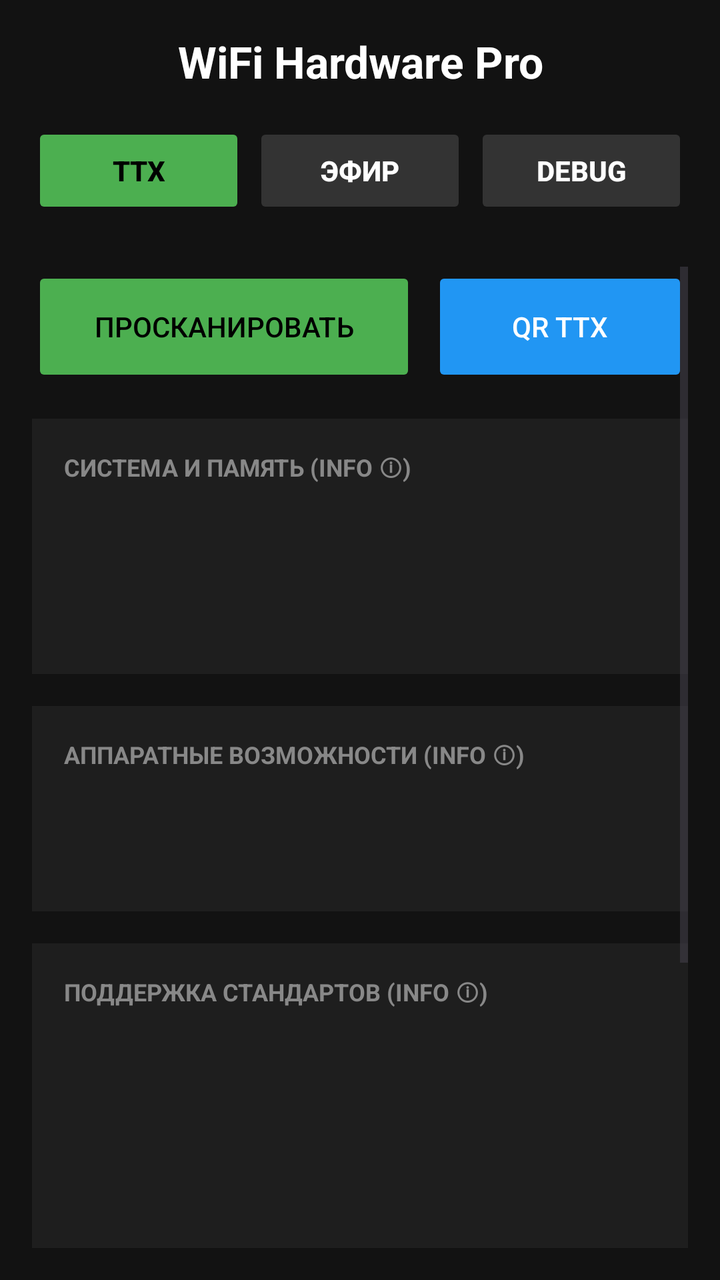
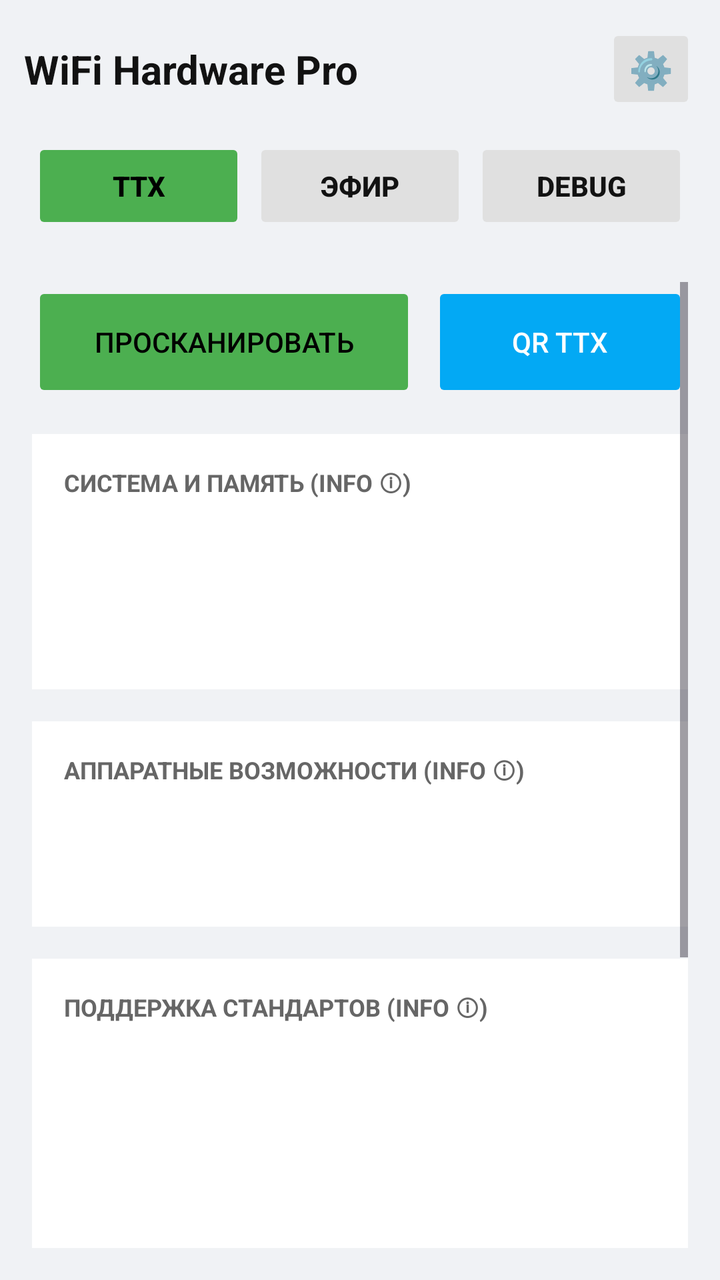

The first picture is an Android layout as it rendered before a commit; the second is the same layout after the commit. The layout source and the unified diff follow.
<!-- AndroidManifest.xml: application theme Theme.WifiChipReader -->
<!-- res/layout/activity_main.xml -->
<?xml version="1.0" encoding="utf-8"?>
<LinearLayout xmlns:android="http://schemas.android.com/apk/res/android"
    android:layout_width="match_parent"
    android:layout_height="match_parent"
    android:background="#121212"
    android:orientation="vertical">

    <TextView
        android:layout_width="match_parent"
        android:layout_height="wrap_content"
        android:text="WiFi Hardware Pro"
        android:textColor="#FFFFFF"
        android:textSize="22sp"
        android:textStyle="bold"
        android:gravity="center"
        android:padding="16dp" />

    <LinearLayout
        android:layout_width="match_parent"
        android:layout_height="wrap_content"
        android:orientation="horizontal"
        android:paddingHorizontal="16dp"
        android:layout_marginBottom="8dp"
        android:clipChildren="false"
        android:clipToPadding="false">

        <Button
            android:id="@+id/tabHardware"
            android:layout_width="0dp"
            android:layout_height="wrap_content"
            android:layout_weight="1"
            android:text="ТТХ"
            android:backgroundTint="#4CAF50"
            android:textColor="#000000"
            android:textStyle="bold"
            android:focusable="true"
            android:stateListAnimator="@null"
            android:layout_marginEnd="4dp"/>

        <Button
            android:id="@+id/tabScanner"
            android:layout_width="0dp"
            android:layout_height="wrap_content"
            android:layout_weight="1"
            android:text="ЭФИР"
            android:backgroundTint="#333333"
            android:textColor="#FFFFFF"
            android:textStyle="bold"
            android:focusable="true"
            android:stateListAnimator="@null"
            android:layout_marginEnd="4dp"/>

        <Button
            android:id="@+id/tabDebug"
            android:layout_width="0dp"
            android:layout_height="wrap_content"
            android:layout_weight="1"
            android:text="DEBUG"
            android:backgroundTint="#333333"
            android:textColor="#FFFFFF"
            android:textStyle="bold"
            android:focusable="true"
            android:stateListAnimator="@null"/>
    </LinearLayout>

    <FrameLayout
        android:layout_width="match_parent"
        android:layout_height="match_parent">

        
        <ScrollView
            android:id="@+id/layoutHardware"
            android:layout_width="match_parent"
            android:layout_height="match_parent"
            android:padding="16dp">

            <LinearLayout
                android:layout_width="match_parent"
                android:layout_height="wrap_content"
                android:orientation="vertical"
                android:clipChildren="false">

                
                <LinearLayout
                    android:layout_width="match_parent"
                    android:layout_height="wrap_content"
                    android:orientation="horizontal"
                    android:layout_marginBottom="16dp"
                    android:clipChildren="false">

                    <Button
                        android:id="@+id/btnAnalyze"
                        android:layout_width="0dp"
                        android:layout_weight="1.5"
                        android:layout_height="60dp"
                        android:text="Просканировать"
                        android:textColor="#000000"
                        android:backgroundTint="#4CAF50"
                        android:focusable="true"
                        android:stateListAnimator="@null"
                        android:layout_marginEnd="8dp" />

                    <Button
                        android:id="@+id/btnShowQR"
                        android:layout_width="0dp"
                        android:layout_weight="1"
                        android:layout_height="60dp"
                        android:text="QR ТТХ"
                        android:textColor="#FFFFFF"
                        android:backgroundTint="#2196F3"
                        android:focusable="true"
                        android:stateListAnimator="@null" />
                </LinearLayout>

                
                <LinearLayout
                    android:id="@+id/blockSystem"
                    android:layout_width="match_parent"
                    android:layout_height="wrap_content"
                    android:orientation="vertical"
                    android:background="#1E1E1E"
                    android:padding="16dp"
                    android:layout_marginBottom="16dp"
                    android:focusable="true"
                    android:clickable="true">
                    <TextView android:layout_width="wrap_content" android:layout_height="wrap_content" android:text="СИСТЕМА И ПАМЯТЬ (INFO ⓘ)" android:textColor="#888888" android:textSize="12sp" android:textStyle="bold" android:layout_marginBottom="10dp" />
                    <TextView android:id="@+id/tvDeviceModel" android:layout_width="match_parent" android:layout_height="wrap_content" android:textColor="#E0E0E0" android:layout_marginBottom="6dp" />
                    <TextView android:id="@+id/tvRam" android:layout_width="match_parent" android:layout_height="wrap_content" android:textColor="#E0E0E0" android:layout_marginBottom="6dp" />
                    <TextView android:id="@+id/tvRom" android:layout_width="match_parent" android:layout_height="wrap_content" android:textColor="#E0E0E0" />
                </LinearLayout>

                <LinearLayout
                    android:id="@+id/blockHardware"
                    android:layout_width="match_parent"
                    android:layout_height="wrap_content"
                    android:orientation="vertical"
                    android:background="#1E1E1E"
                    android:padding="16dp"
                    android:layout_marginBottom="16dp"
                    android:focusable="true"
                    android:clickable="true">
                    <TextView android:layout_width="wrap_content" android:layout_height="wrap_content" android:text="АППАРАТНЫЕ ВОЗМОЖНОСТИ (INFO ⓘ)" android:textColor="#888888" android:textSize="12sp" android:textStyle="bold" android:layout_marginBottom="10dp" />
                    <TextView android:id="@+id/tvBand5G" android:layout_width="match_parent" android:layout_height="wrap_content" android:textColor="#E0E0E0" android:layout_marginBottom="6dp" />
                    <TextView android:id="@+id/tvBand6G" android:layout_width="match_parent" android:layout_height="wrap_content" android:textColor="#E0E0E0" />
                </LinearLayout>

                <LinearLayout
                    android:id="@+id/blockStandards"
                    android:layout_width="match_parent"
                    android:layout_height="wrap_content"
                    android:orientation="vertical"
                    android:background="#1E1E1E"
                    android:padding="16dp"
                    android:layout_marginBottom="16dp"
                    android:focusable="true"
                    android:clickable="true">
                    <TextView android:layout_width="wrap_content" android:layout_height="wrap_content" android:text="ПОДДЕРЖКА СТАНДАРТОВ (INFO ⓘ)" android:textColor="#888888" android:textSize="12sp" android:textStyle="bold" android:layout_marginBottom="10dp" />
                    <TextView android:id="@+id/tvWifi1" android:layout_width="match_parent" android:layout_height="wrap_content" android:layout_marginBottom="6dp" />
                    <TextView android:id="@+id/tvWifi2" android:layout_width="match_parent" android:layout_height="wrap_content" android:layout_marginBottom="6dp" />
                    <TextView android:id="@+id/tvWifi3" android:layout_width="match_parent" android:layout_height="wrap_content" android:layout_marginBottom="6dp" />
                    <TextView android:id="@+id/tvWifi4" android:layout_width="match_parent" android:layout_height="wrap_content" android:layout_marginBottom="6dp" />
                    <TextView android:id="@+id/tvWifi5" android:layout_width="match_parent" android:layout_height="wrap_content" android:layout_marginBottom="6dp" />
                    <TextView android:id="@+id/tvWifi6" android:layout_width="match_parent" android:layout_height="wrap_content" android:layout_marginBottom="6dp" />
                    <TextView android:id="@+id/tvWifi7" android:layout_width="match_parent" android:layout_height="wrap_content" />
                </LinearLayout>

                <LinearLayout
                    android:id="@+id/blockConnection"
                    android:layout_width="match_parent"
                    android:layout_height="wrap_content"
                    android:orientation="vertical"
                    android:background="#1E1E1E"
                    android:padding="16dp"
                    android:layout_marginBottom="16dp"
                    android:focusable="true"
                    android:clickable="true">
                    <TextView android:layout_width="wrap_content" android:layout_height="wrap_content" android:text="ТЕКУЩЕЕ СОЕДИНЕНИЕ (INFO ⓘ)" android:textColor="#888888" android:textSize="12sp" android:textStyle="bold" android:layout_marginBottom="10dp" />

                    <ProgressBar
                        android:id="@+id/pbQuality"
                        style="?android:attr/progressBarStyleHorizontal"
                        android:layout_width="match_parent"
                        android:layout_height="8dp"
                        android:max="100"
                        android:progress="0"
                        android:progressTint="#4CAF50"
                        android:layout_marginBottom="8dp"/>

                    <TextView android:id="@+id/tvQualityScore" android:layout_width="match_parent" android:layout_height="wrap_content" android:text="Качество связи: Ожидание..." android:textColor="#E0E0E0" android:textStyle="bold" android:layout_marginBottom="10dp" />
                    <TextView android:id="@+id/tvConnectionDetails" android:layout_width="match_parent" android:layout_height="wrap_content" android:textColor="#AAAAAA" android:lineSpacingExtra="5dp" />

                    <com.example.wifichipreader.SignalGraphView
                        android:id="@+id/graphSignal"
                        android:layout_width="match_parent"
                        android:layout_height="80dp"
                        android:layout_marginTop="12dp"
                        android:visibility="gone" />

                </LinearLayout>
            </LinearLayout>
        </ScrollView>

        
        <ScrollView
            android:id="@+id/layoutScanner"
            android:layout_width="match_parent"
            android:layout_height="match_parent"
            android:visibility="gone"
            android:padding="16dp">

            <LinearLayout
                android:layout_width="match_parent"
                android:layout_height="wrap_content"
                android:orientation="vertical">

                <TextView
                    android:id="@+id/tvAutoScanIndicator"
                    android:layout_width="match_parent"
                    android:layout_height="wrap_content"
                    android:text="Автообновление эфира: каждые 8 сек..."
                    android:textColor="#03A9F4"
                    android:textSize="14sp"
                    android:textStyle="italic"
                    android:gravity="center"
                    android:layout_marginBottom="16dp"/>

                <LinearLayout
                    android:id="@+id/containerNetworks"
                    android:layout_width="match_parent"
                    android:layout_height="wrap_content"
                    android:orientation="vertical"/>

            </LinearLayout>
        </ScrollView>

        
        <ScrollView
            android:id="@+id/layoutDebug"
            android:layout_width="match_parent"
            android:layout_height="match_parent"
            android:visibility="gone"
            android:padding="16dp">

            <LinearLayout
                android:layout_width="match_parent"
                android:layout_height="wrap_content"
                android:orientation="vertical"
                android:clipChildren="false">

                <Button
                    android:id="@+id/btnExportReport"
                    android:layout_width="match_parent"
                    android:layout_height="60dp"
                    android:text="Экспорт полного отчета"
                    android:textColor="#FFFFFF"
                    android:backgroundTint="#673AB7"
                    android:focusable="true"
                    android:stateListAnimator="@null"
                    android:layout_marginBottom="16dp" />

                <TextView
                    android:layout_width="match_parent"
                    android:layout_height="wrap_content"
                    android:text="СЫРЫЕ СИСТЕМНЫЕ ДАННЫЕ"
                    android:textColor="#888888"
                    android:textSize="12sp"
                    android:textStyle="bold"
                    android:layout_marginBottom="8dp" />

                <TextView
                    android:id="@+id/tvDebugConsole"
                    android:layout_width="match_parent"
                    android:layout_height="wrap_content"
                    android:background="#000000"
                    android:padding="12dp"
                    android:textColor="#00FF00"
                    android:fontFamily="monospace"
                    android:textSize="10sp"
                    android:text="Сбор логов..." />
            </LinearLayout>
        </ScrollView>
    </FrameLayout>
</LinearLayout>
<!-- resources referenced by this layout -->
<resources>
  <style name="Theme.WifiChipReader" parent="Base.Theme.WifiChipReader" />
  <style name="Base.Theme.WifiChipReader" parent="Theme.Material3.DayNight.NoActionBar">
          
          
      </style>
</resources>

<!-- the commit's change to res/layout/activity_main.xml (unified diff, before → after) -->
@@ -2,18 +2,37 @@
 <LinearLayout xmlns:android="http://schemas.android.com/apk/res/android"
     android:layout_width="match_parent"
     android:layout_height="match_parent"
-    android:background="#121212"
+    android:background="@color/bg_main"
     android:orientation="vertical">
 
-    <TextView
+    <LinearLayout
         android:layout_width="match_parent"
         android:layout_height="wrap_content"
-        android:text="WiFi Hardware Pro"
-        android:textColor="#FFFFFF"
-        android:textSize="22sp"
-        android:textStyle="bold"
-        android:gravity="center"
-        android:padding="16dp" />
+        android:orientation="horizontal"
+        android:padding="12dp"
+        android:gravity="center_vertical">
+
+        <TextView
+            android:layout_width="0dp"
+            android:layout_height="wrap_content"
+            android:layout_weight="1"
+            android:text="@string/app_name"
+            android:textColor="@color/text_primary"
+            android:textSize="20sp"
+            android:textStyle="bold" />
+
+        <Button
+            android:id="@+id/btnSettings"
+            android:layout_width="45dp"
+            android:layout_height="45dp"
+            android:text="⚙️"
+            android:textSize="18sp"
+            android:padding="0dp"
+            android:backgroundTint="@color/btn_inactive"
+            android:textColor="@color/text_primary"
+            android:focusable="true"
+            android:stateListAnimator="@null"/>
+    </LinearLayout>
 
     <LinearLayout
         android:layout_width="match_parent"
@@ -29,8 +48,8 @@
             android:layout_width="0dp"
             android:layout_height="wrap_content"
             android:layout_weight="1"
-            android:text="ТТХ"
-            android:backgroundTint="#4CAF50"
+            android:text="@string/tab_ttx"
+            android:backgroundTint="@color/accent_green"
             android:textColor="#000000"
             android:textStyle="bold"
             android:focusable="true"
@@ -42,9 +61,9 @@
             android:layout_width="0dp"
             android:layout_height="wrap_content"
             android:layout_weight="1"
-            android:text="ЭФИР"
-            android:backgroundTint="#333333"
-            android:textColor="#FFFFFF"
+            android:text="@string/tab_scanner"
+            android:backgroundTint="@color/btn_inactive"
+            android:textColor="@color/text_primary"
             android:textStyle="bold"
             android:focusable="true"
             android:stateListAnimator="@null"
@@ -55,9 +74,9 @@
             android:layout_width="0dp"
             android:layout_height="wrap_content"
             android:layout_weight="1"
-            android:text="DEBUG"
-            android:backgroundTint="#333333"
-            android:textColor="#FFFFFF"
+            android:text="@string/tab_debug"
+            android:backgroundTint="@color/btn_inactive"
+            android:textColor="@color/text_primary"
             android:textStyle="bold"
             android:focusable="true"
             android:stateListAnimator="@null"/>
@@ -67,7 +86,6 @@
         android:layout_width="match_parent"
         android:layout_height="match_parent">
 
-        
         <ScrollView
             android:id="@+id/layoutHardware"
             android:layout_width="match_parent"
@@ -80,7 +98,6 @@
                 android:orientation="vertical"
                 android:clipChildren="false">
 
-                
                 <LinearLayout
                     android:layout_width="match_parent"
                     android:layout_height="wrap_content"
@@ -93,9 +110,9 @@
                         android:layout_width="0dp"
                         android:layout_weight="1.5"
                         android:layout_height="60dp"
-                        android:text="Просканировать"
+                        android:text="@string/btn_scan"
                         android:textColor="#000000"
-                        android:backgroundTint="#4CAF50"
+                        android:backgroundTint="@color/accent_green"
                         android:focusable="true"
                         android:stateListAnimator="@null"
                         android:layout_marginEnd="8dp" />
@@ -105,28 +122,27 @@
                         android:layout_width="0dp"
                         android:layout_weight="1"
                         android:layout_height="60dp"
-                        android:text="QR ТТХ"
+                        android:text="@string/btn_qr"
                         android:textColor="#FFFFFF"
-                        android:backgroundTint="#2196F3"
+                        android:backgroundTint="@color/accent_blue"
                         android:focusable="true"
                         android:stateListAnimator="@null" />
                 </LinearLayout>
 
-                
                 <LinearLayout
                     android:id="@+id/blockSystem"
                     android:layout_width="match_parent"
                     android:layout_height="wrap_content"
                     android:orientation="vertical"
-                    android:background="#1E1E1E"
-                    android:padding="16dp"
-                    android:layout_marginBottom="16dp"
-                    android:focusable="true"
-                    android:clickable="true">
-                    <TextView android:layout_width="wrap_content" android:layout_height="wrap_content" android:text="СИСТЕМА И ПАМЯТЬ (INFO ⓘ)" android:textColor="#888888" android:textSize="12sp" android:textStyle="bold" android:layout_marginBottom="10dp" />
-                    <TextView android:id="@+id/tvDeviceModel" android:layout_width="match_parent" android:layout_height="wrap_content" android:textColor="#E0E0E0" android:layout_marginBottom="6dp" />
-                    <TextView android:id="@+id/tvRam" android:layout_width="match_parent" android:layout_height="wrap_content" android:textColor="#E0E0E0" android:layout_marginBottom="6dp" />
-                    <TextView android:id="@+id/tvRom" android:layout_width="match_parent" android:layout_height="wrap_content" android:textColor="#E0E0E0" />
+                    android:background="@color/bg_card"
+                    android:padding="16dp"
+                    android:layout_marginBottom="16dp"
+                    android:focusable="true"
+                    android:clickable="true">
+                    <TextView android:layout_width="wrap_content" android:layout_height="wrap_content" android:text="@string/system_memory" android:textColor="@color/text_secondary" android:textSize="12sp" android:textStyle="bold" android:layout_marginBottom="10dp" />
+                    <TextView android:id="@+id/tvDeviceModel" android:layout_width="match_parent" android:layout_height="wrap_content" android:textColor="@color/text_primary" android:layout_marginBottom="6dp" />
+                    <TextView android:id="@+id/tvRam" android:layout_width="match_parent" android:layout_height="wrap_content" android:textColor="@color/text_primary" android:layout_marginBottom="6dp" />
+                    <TextView android:id="@+id/tvRom" android:layout_width="match_parent" android:layout_height="wrap_content" android:textColor="@color/text_primary" />
                 </LinearLayout>
 
                 <LinearLayout
@@ -134,14 +150,14 @@
                     android:layout_width="match_parent"
                     android:layout_height="wrap_content"
                     android:orientation="vertical"
-                    android:background="#1E1E1E"
-                    android:padding="16dp"
-                    android:layout_marginBottom="16dp"
-                    android:focusable="true"
-                    android:clickable="true">
-                    <TextView android:layout_width="wrap_content" android:layout_height="wrap_content" android:text="АППАРАТНЫЕ ВОЗМОЖНОСТИ (INFO ⓘ)" android:textColor="#888888" android:textSize="12sp" android:textStyle="bold" android:layout_marginBottom="10dp" />
-                    <TextView android:id="@+id/tvBand5G" android:layout_width="match_parent" android:layout_height="wrap_content" android:textColor="#E0E0E0" android:layout_marginBottom="6dp" />
-                    <TextView android:id="@+id/tvBand6G" android:layout_width="match_parent" android:layout_height="wrap_content" android:textColor="#E0E0E0" />
+                    android:background="@color/bg_card"
+                    android:padding="16dp"
+                    android:layout_marginBottom="16dp"
+                    android:focusable="true"
+                    android:clickable="true">
+                    <TextView android:layout_width="wrap_content" android:layout_height="wrap_content" android:text="@string/hw_capabilities" android:textColor="@color/text_secondary" android:textSize="12sp" android:textStyle="bold" android:layout_marginBottom="10dp" />
+                    <TextView android:id="@+id/tvBand5G" android:layout_width="match_parent" android:layout_height="wrap_content" android:textColor="@color/text_primary" android:layout_marginBottom="6dp" />
+                    <TextView android:id="@+id/tvBand6G" android:layout_width="match_parent" android:layout_height="wrap_content" android:textColor="@color/text_primary" />
                 </LinearLayout>
 
                 <LinearLayout
@@ -149,12 +165,12 @@
                     android:layout_width="match_parent"
                     android:layout_height="wrap_content"
                     android:orientation="vertical"
-                    android:background="#1E1E1E"
-                    android:padding="16dp"
-                    android:layout_marginBottom="16dp"
-                    android:focusable="true"
-                    android:clickable="true">
-                    <TextView android:layout_width="wrap_content" android:layout_height="wrap_content" android:text="ПОДДЕРЖКА СТАНДАРТОВ (INFO ⓘ)" android:textColor="#888888" android:textSize="12sp" android:textStyle="bold" android:layout_marginBottom="10dp" />
+                    android:background="@color/bg_card"
+                    android:padding="16dp"
+                    android:layout_marginBottom="16dp"
+                    android:focusable="true"
+                    android:clickable="true">
+                    <TextView android:layout_width="wrap_content" android:layout_height="wrap_content" android:text="@string/wifi_standards" android:textColor="@color/text_secondary" android:textSize="12sp" android:textStyle="bold" android:layout_marginBottom="10dp" />
                     <TextView android:id="@+id/tvWifi1" android:layout_width="match_parent" android:layout_height="wrap_content" android:layout_marginBottom="6dp" />
                     <TextView android:id="@+id/tvWifi2" android:layout_width="match_parent" android:layout_height="wrap_content" android:layout_marginBottom="6dp" />
                     <TextView android:id="@+id/tvWifi3" android:layout_width="match_parent" android:layout_height="wrap_content" android:layout_marginBottom="6dp" />
@@ -169,12 +185,12 @@
                     android:layout_width="match_parent"
                     android:layout_height="wrap_content"
                     android:orientation="vertical"
-                    android:background="#1E1E1E"
-                    android:padding="16dp"
-                    android:layout_marginBottom="16dp"
-                    android:focusable="true"
-                    android:clickable="true">
-                    <TextView android:layout_width="wrap_content" android:layout_height="wrap_content" android:text="ТЕКУЩЕЕ СОЕДИНЕНИЕ (INFO ⓘ)" android:textColor="#888888" android:textSize="12sp" android:textStyle="bold" android:layout_marginBottom="10dp" />
+                    android:background="@color/bg_card"
+                    android:padding="16dp"
+                    android:layout_marginBottom="16dp"
+                    android:focusable="true"
+                    android:clickable="true">
+                    <TextView android:layout_width="wrap_content" android:layout_height="wrap_content" android:text="@string/current_connection" android:textColor="@color/text_secondary" android:textSize="12sp" android:textStyle="bold" android:layout_marginBottom="10dp" />
 
                     <ProgressBar
                         android:id="@+id/pbQuality"
@@ -183,11 +199,11 @@
                         android:layout_height="8dp"
                         android:max="100"
                         android:progress="0"
-                        android:progressTint="#4CAF50"
+                        android:progressTint="@color/accent_green"
                         android:layout_marginBottom="8dp"/>
 
-                    <TextView android:id="@+id/tvQualityScore" android:layout_width="match_parent" android:layout_height="wrap_content" android:text="Качество связи: Ожидание..." android:textColor="#E0E0E0" android:textStyle="bold" android:layout_marginBottom="10dp" />
-                    <TextView android:id="@+id/tvConnectionDetails" android:layout_width="match_parent" android:layout_height="wrap_content" android:textColor="#AAAAAA" android:lineSpacingExtra="5dp" />
+                    <TextView android:id="@+id/tvQualityScore" android:layout_width="match_parent" android:layout_height="wrap_content" android:text="@string/quality_wait" android:textColor="@color/text_primary" android:textStyle="bold" android:layout_marginBottom="10dp" />
+                    <TextView android:id="@+id/tvConnectionDetails" android:layout_width="match_parent" android:layout_height="wrap_content" android:textColor="@color/text_secondary" android:lineSpacingExtra="5dp" />
 
                     <com.example.wifichipreader.SignalGraphView
                         android:id="@+id/graphSignal"
@@ -195,12 +211,10 @@
                         android:layout_height="80dp"
                         android:layout_marginTop="12dp"
                         android:visibility="gone" />
-
                 </LinearLayout>
             </LinearLayout>
         </ScrollView>
 
-        
         <ScrollView
             android:id="@+id/layoutScanner"
             android:layout_width="match_parent"
@@ -217,8 +231,8 @@
                     android:id="@+id/tvAutoScanIndicator"
                     android:layout_width="match_parent"
                     android:layout_height="wrap_content"
-                    android:text="Автообновление эфира: каждые 8 сек..."
-                    android:textColor="#03A9F4"
+                    android:text="@string/auto_scan"
+                    android:textColor="@color/accent_blue"
                     android:textSize="14sp"
                     android:textStyle="italic"
                     android:gravity="center"
@@ -229,11 +243,9 @@
                     android:layout_width="match_parent"
                     android:layout_height="wrap_content"
                     android:orientation="vertical"/>
-
             </LinearLayout>
         </ScrollView>
 
-        
         <ScrollView
             android:id="@+id/layoutDebug"
             android:layout_width="match_parent"
@@ -251,9 +263,9 @@
                     android:id="@+id/btnExportReport"
                     android:layout_width="match_parent"
                     android:layout_height="60dp"
-                    android:text="Экспорт полного отчета"
+                    android:text="@string/btn_export"
                     android:textColor="#FFFFFF"
-                    android:backgroundTint="#673AB7"
+                    android:backgroundTint="@color/accent_purple"
                     android:focusable="true"
                     android:stateListAnimator="@null"
                     android:layout_marginBottom="16dp" />
@@ -261,8 +273,8 @@
                 <TextView
                     android:layout_width="match_parent"
                     android:layout_height="wrap_content"
-                    android:text="СЫРЫЕ СИСТЕМНЫЕ ДАННЫЕ"
-                    android:textColor="#888888"
+                    android:text="@string/raw_data"
+                    android:textColor="@color/text_secondary"
                     android:textSize="12sp"
                     android:textStyle="bold"
                     android:layout_marginBottom="8dp" />
@@ -271,12 +283,12 @@
                     android:id="@+id/tvDebugConsole"
                     android:layout_width="match_parent"
                     android:layout_height="wrap_content"
-                    android:background="#000000"
+                    android:background="@color/console_bg"
                     android:padding="12dp"
-                    android:textColor="#00FF00"
+                    android:textColor="@color/console_text"
                     android:fontFamily="monospace"
                     android:textSize="10sp"
-                    android:text="Сбор логов..." />
+                    android:text="@string/status_logs" />
             </LinearLayout>
         </ScrollView>
     </FrameLayout>
<!-- resource entries referenced after the edit -->
@@ -1,5 +1,30 @@
 <!-- resources referenced by this layout -->
 <resources>
+  <color name="accent_blue">#03A9F4</color>
+  <color name="accent_green">#4CAF50</color>
+  <color name="accent_purple">#673AB7</color>
+  <color name="bg_card">#FFFFFF</color>
+  <color name="bg_main">#F0F2F5</color>
+  <color name="btn_inactive">#E0E0E0</color>
+  <color name="console_bg">#2B2B2B</color>
+  <color name="console_text">#00FF00</color>
+  <color name="text_primary">#121212</color>
+  <color name="text_secondary">#666666</color>
+  <string name="app_name">WiFi Hardware Pro</string>
+  <string name="auto_scan">Автообновление эфира: каждые 8 сек...</string>
+  <string name="btn_export">Экспорт отчета</string>
+  <string name="btn_qr">QR ТТХ</string>
+  <string name="btn_scan">Просканировать</string>
+  <string name="current_connection">ТЕКУЩЕЕ СОЕДИНЕНИЕ (INFO ⓘ)</string>
+  <string name="hw_capabilities">АППАРАТНЫЕ ВОЗМОЖНОСТИ (INFO ⓘ)</string>
+  <string name="quality_wait">Качество связи: Ожидание...</string>
+  <string name="raw_data">СЫРЫЕ СИСТЕМНЫЕ ДАННЫЕ</string>
+  <string name="status_logs">Сбор логов...</string>
+  <string name="system_memory">СИСТЕМА И ПАМЯТЬ (INFO ⓘ)</string>
+  <string name="tab_debug">DEBUG</string>
+  <string name="tab_scanner">ЭФИР</string>
+  <string name="tab_ttx">ТТХ</string>
+  <string name="wifi_standards">ПОДДЕРЖКА СТАНДАРТОВ (INFO ⓘ)</string>
   <style name="Theme.WifiChipReader" parent="Base.Theme.WifiChipReader" />
   <style name="Base.Theme.WifiChipReader" parent="Theme.Material3.DayNight.NoActionBar">
           
